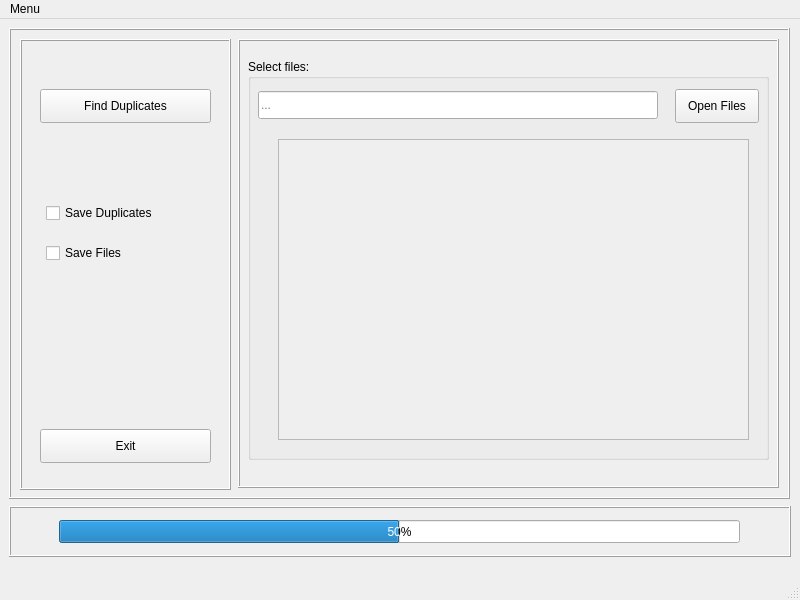
First picture: the form in MainWindow.ui, repository ohinibla/xl, before the edit.
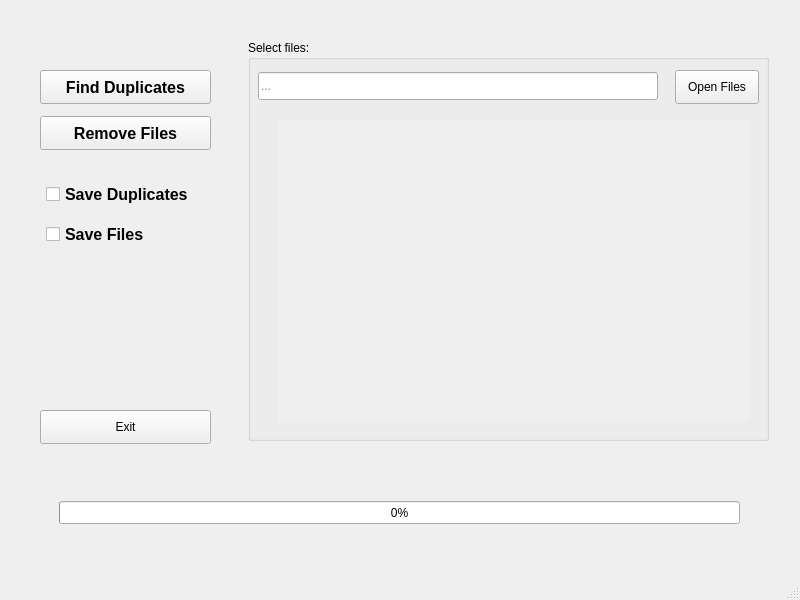
Second picture: the form after the edit.

Diff of the .ui file:
```diff
--- a/MainWindow.ui
+++ b/MainWindow.ui
@@ -36,7 +36,7 @@
      </rect>
     </property>
     <property name="frameShape">
-     <enum>QFrame::Box</enum>
+     <enum>QFrame::NoFrame</enum>
     </property>
     <property name="frameShadow">
      <enum>QFrame::Raised</enum>
@@ -51,7 +51,7 @@
       </rect>
      </property>
      <property name="frameShape">
-      <enum>QFrame::Box</enum>
+      <enum>QFrame::NoFrame</enum>
      </property>
      <property name="frameShadow">
       <enum>QFrame::Raised</enum>
@@ -61,10 +61,17 @@
        <rect>
         <x>26</x>
         <y>160</y>
-        <width>127</width>
+        <width>171</width>
         <height>28</height>
        </rect>
       </property>
+      <property name="font">
+       <font>
+        <pointsize>12</pointsize>
+        <weight>75</weight>
+        <bold>true</bold>
+       </font>
+      </property>
       <property name="text">
        <string>Save Duplicates</string>
       </property>
@@ -74,10 +81,17 @@
        <rect>
         <x>26</x>
         <y>200</y>
-        <width>90</width>
+        <width>171</width>
         <height>28</height>
        </rect>
       </property>
+      <property name="font">
+       <font>
+        <pointsize>12</pointsize>
+        <weight>75</weight>
+        <bold>true</bold>
+       </font>
+      </property>
       <property name="text">
        <string>Save Files</string>
       </property>
@@ -128,10 +142,49 @@
         <height>34</height>
        </size>
       </property>
+      <property name="font">
+       <font>
+        <pointsize>12</pointsize>
+        <weight>75</weight>
+        <bold>true</bold>
+       </font>
+      </property>
       <property name="text">
        <string>Find Duplicates</string>
       </property>
      </widget>
+     <widget class="QPushButton" name="btn_remove_files">
+      <property name="geometry">
+       <rect>
+        <x>20</x>
+        <y>96</y>
+        <width>171</width>
+        <height>34</height>
+       </rect>
+      </property>
+      <property name="minimumSize">
+       <size>
+        <width>84</width>
+        <height>0</height>
+       </size>
+      </property>
+      <property name="maximumSize">
+       <size>
+        <width>16777215</width>
+        <height>34</height>
+       </size>
+      </property>
+      <property name="font">
+       <font>
+        <pointsize>12</pointsize>
+        <weight>75</weight>
+        <bold>true</bold>
+       </font>
+      </property>
+      <property name="text">
+       <string>Remove Files</string>
+      </property>
+     </widget>
     </widget>
     <widget class="QFrame" name="frame_main_file">
      <property name="geometry">
@@ -143,7 +196,7 @@
       </rect>
      </property>
      <property name="frameShape">
-      <enum>QFrame::Box</enum>
+      <enum>QFrame::NoFrame</enum>
      </property>
      <property name="frameShadow">
       <enum>QFrame::Raised</enum>
@@ -201,6 +254,9 @@
          <height>301</height>
         </rect>
        </property>
+       <property name="frameShape">
+        <enum>QFrame::NoFrame</enum>
+       </property>
        <property name="widgetResizable">
         <bool>true</bool>
        </property>
@@ -209,8 +265,8 @@
          <rect>
           <x>0</x>
           <y>0</y>
-          <width>469</width>
-          <height>299</height>
+          <width>471</width>
+          <height>301</height>
          </rect>
         </property>
        </widget>
@@ -228,7 +284,7 @@
      </rect>
     </property>
     <property name="frameShape">
-     <enum>QFrame::Box</enum>
+     <enum>QFrame::NoFrame</enum>
     </property>
     <property name="frameShadow">
      <enum>QFrame::Raised</enum>
@@ -243,27 +299,23 @@
       </rect>
      </property>
      <property name="value">
-      <number>50</number>
+      <number>0</number>
+     </property>
+     <property name="alignment">
+      <set>Qt::AlignCenter</set>
+     </property>
+     <property name="orientation">
+      <enum>Qt::Horizontal</enum>
+     </property>
+     <property name="invertedAppearance">
+      <bool>false</bool>
+     </property>
+     <property name="format">
+      <string>%p%</string>
      </property>
     </widget>
    </widget>
   </widget>
-  <widget class="QMenuBar" name="menubar">
-   <property name="geometry">
-    <rect>
-     <x>0</x>
-     <y>0</y>
-     <width>800</width>
-     <height>18</height>
-    </rect>
-   </property>
-   <widget class="QMenu" name="menuMenu">
-    <property name="title">
-     <string>Menu</string>
-    </property>
-   </widget>
-   <addaction name="menuMenu"/>
-  </widget>
   <widget class="QStatusBar" name="statusbar"/>
  </widget>
  <resources/>
```
